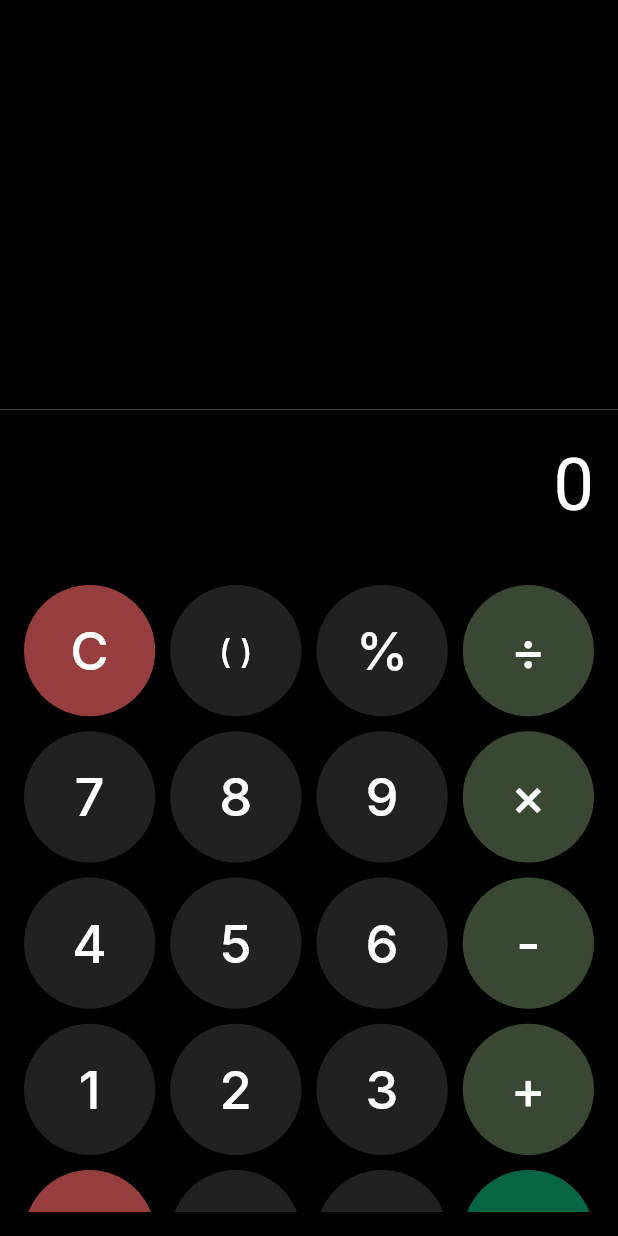
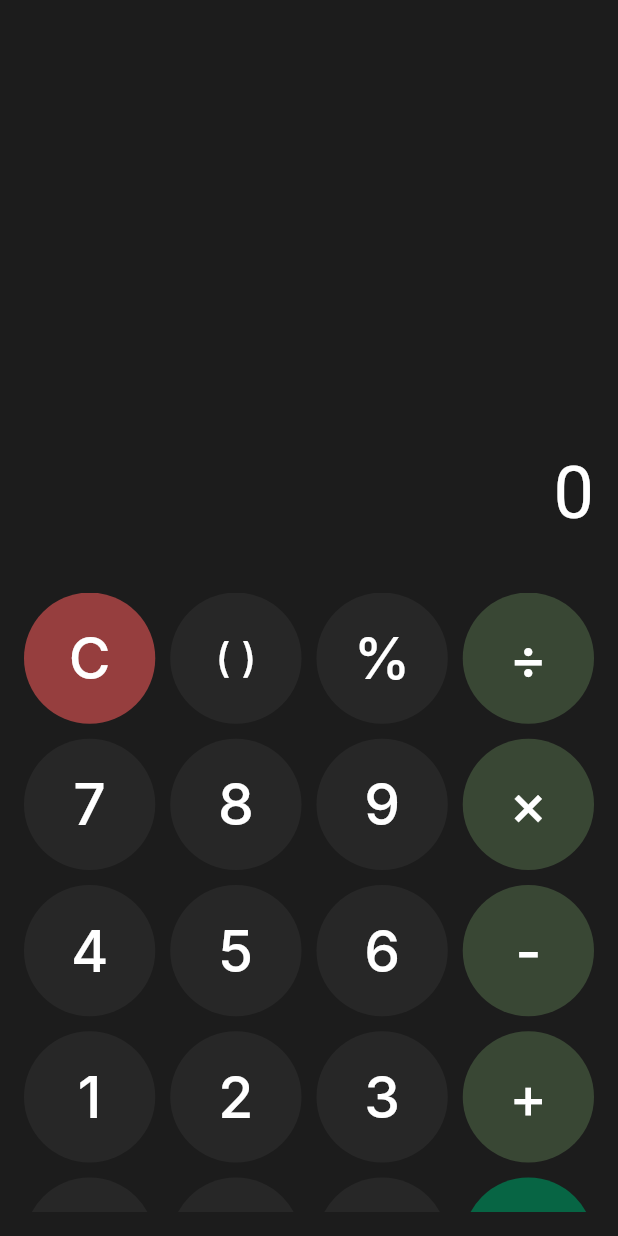
Before and after one commit to Truongson-erorr/flutter_calculator_CaoNienTruongSon, a Flutter app: the screen it shows after launch, on a phone screen of 412 x 824 dp. Run offline on Flutter 3.47's test engine with Material 3 defaults, Android fonts, the light colour scheme and no system bars; our stand-ins replace math_expressions; Roboto replaces fonts that are missing (Inter).

Commit message:
Complete the entire interface and functionality of the computer

```diff
--- a/lib/screens/calculator_logic.dart
+++ b/lib/screens/calculator_logic.dart
@@ -1,4 +1,3 @@
-import 'package:flutter/material.dart';
 import 'package:math_expressions/math_expressions.dart';
 
 class CalculatorLogic {
@@ -24,9 +23,6 @@ class CalculatorLogic {
         case "C":
           _clear(); // Clear all
           return;
-        case "CE":
-          _clearEnd(); // Delete last character
-          return;
         case "±":
           _toggleSign(); // Change sign of last number
           break;
@@ -34,7 +30,7 @@ class CalculatorLogic {
           _percent(); // Convert last number to percentage
           break;
         case "( )":
-          _brackets(); // Add brackets
+          _brackets(); // Add brackets dynamically
           break;
       }
     }
@@ -109,16 +105,6 @@ class CalculatorLogic {
     _justCalculated = false;
   }
 
-  // Delete last character (CE)
-  void _clearEnd() {
-    if (_equation.isNotEmpty) {
-      _equation = _equation.substring(0, _equation.length - 1);
-      display = _equation.isEmpty ? "0" : _equation;
-    } else {
-      display = "0";
-    }
-  }
-
   // Change sign of last number
   void _toggleSign() {
     if (_equation.isEmpty) return;
@@ -149,9 +135,22 @@ class CalculatorLogic {
     }
   }
 
-  // Add brackets ()
+  // Add brackets dynamically
   void _brackets() {
-    _equation += "()";
+    int openCount = '('.allMatches(_equation).length;
+    int closeCount = ')'.allMatches(_equation).length;
+
+    if (_equation.isEmpty || RegExp(r'[\+\-\×\÷\(]').hasMatch(_equation[_equation.length - 1])) {
+      // Start a new bracket
+      _equation += '(';
+    }else if (openCount > closeCount) {
+      // Close the last open bracket
+      _equation += ')';
+    } else {
+      // Insert multiplication before bracket if needed
+      _equation += '×(';
+    }
+
     display = _equation;
   }
 
--- a/lib/screens/calculator_screen.dart
+++ b/lib/screens/calculator_screen.dart
@@ -5,6 +5,7 @@ void main() {
   runApp(const MyApp());
 }
 
+/// Main App
 class MyApp extends StatelessWidget {
   const MyApp({super.key});
 
@@ -22,6 +23,7 @@ class MyApp extends StatelessWidget {
   }
 }
 
+/// Calculator Screen
 class CalculatorScreen extends StatefulWidget {
   const CalculatorScreen({super.key});
 
@@ -31,63 +33,61 @@ class CalculatorScreen extends StatefulWidget {
 
 class _CalculatorScreenState extends State<CalculatorScreen> {
   final logic = CalculatorLogic();
-  String _display = '0';        // Current value shown on the main display
-  List<String> _history = [];   // List to store calculation history
+  String _display = '0';
+  final List<String> _history = [];
 
-  // This function is called whenever a calculator button is pressed
+  static const List<String> buttons = [
+    'C', '( )', '%', '÷',
+    '7', '8', '9', '×',
+    '4', '5', '6', '-',
+    '1', '2', '3', '+',
+    '+/-', '0', '.', '=',
+  ];
+
+  /// Handle button press
   void _onButtonPressed(String value) {
     setState(() {
       logic.onButtonPress(value);
 
-      // If user presses '=', store the completed equation + result in history
+      // Store completed equation + result in history
       if (value == '=') {
         _history.add(logic.equationWithResult);
       }
 
-      // Update the main display with the latest value
+      // Update main display
       _display = logic.display;
     });
   }
 
   @override
   Widget build(BuildContext context) {
-    final buttons = [
-      'C', '( )', '%', '÷',
-      '7', '8', '9', '×',
-      '4', '5', '6', '-',
-      '1', '2', '3', '+',
-      'CE', '0', '.', '=',
-    ];
-
     return Scaffold(
+      backgroundColor: const Color(0xFF1C1C1C),
       body: SafeArea(
         child: Column(
           children: [
-            // History display (scrollable, newest on top)
+            /// History section
             Expanded(
               flex: 1,
               child: Container(
                 padding: const EdgeInsets.symmetric(horizontal: 12, vertical: 8),
-                color: Colors.black,
-                child: ListView.builder(
-                  reverse: true, // show latest at top
-                  itemCount: _history.length,
-                  itemBuilder: (context, index) {
-                    return Text(
-                      _history[_history.length - 1 - index],
-                      style: const TextStyle(color: Colors.grey, fontSize: 18),
-                      textAlign: TextAlign.right,
-                    );
-                  },
+                child: ListView(
+                  reverse: true,
+                  children: _history.reversed
+                      .map((item) => Text(
+                            item,
+                            textAlign: TextAlign.right,
+                            style: const TextStyle(color: Colors.grey, fontSize: 18),
+                          ))
+                      .toList(),
                 ),
               ),
             ),
 
-            // Main calculator display
+            /// Main Display
             Container(
               padding: const EdgeInsets.all(16),
               alignment: Alignment.bottomRight,
-              color: Colors.black,
               child: SingleChildScrollView(
                 scrollDirection: Axis.horizontal,
                 reverse: true,
@@ -98,12 +98,11 @@ class _CalculatorScreenState extends State<CalculatorScreen> {
               ),
             ),
 
-            // Calculator buttons
+            /// Buttons
             Container(
-              width: double.infinity,
-              height: 450,
+              width: 440,
+              height: 445,
               padding: const EdgeInsets.all(16),
-              color: Colors.black,
               child: GridView.builder(
                 itemCount: buttons.length,
                 physics: const NeverScrollableScrollPhysics(),
@@ -111,46 +110,10 @@ class _CalculatorScreenState extends State<CalculatorScreen> {
                   crossAxisCount: 4,
                   mainAxisSpacing: 10,
                   crossAxisSpacing: 10,
-                  childAspectRatio: 1,
                 ),
                 itemBuilder: (context, index) {
-                  final buttonText = buttons[index];
-
-                  // Determine button color
-                  Color buttonColor;
-                  if (buttonText == 'C' || buttonText == 'CE') {
-                    buttonColor = const Color(0xFF963E3E);
-                  } else if (['÷', '×', '-', '+'].contains(buttonText)) {
-                    buttonColor = const Color(0xFF394734);
-                  } else if (buttonText == '=') {
-                    buttonColor = const Color(0xFF076544);
-                  } else {
-                    buttonColor = Colors.grey.shade900;
-                  }
-
-                  // Build each calculator button
-                  return ElevatedButton(
-                    style: ElevatedButton.styleFrom(
-                      backgroundColor: buttonColor,
-                      shape: RoundedRectangleBorder(
-                        borderRadius: BorderRadius.circular(100),
-                      ),
-                    ),
-                    onPressed: () => _onButtonPressed(buttonText),
-                    child: Text(
-                      buttonText,
-                      style: TextStyle(
-                        fontFamily: 'Inter',
-                        fontSize: buttonText == 'CE'
-                            ? 20
-                            : buttonText == '( )'
-                                ? 22
-                                : 35,
-                        color: Colors.white,
-                      ),
-                      textAlign: TextAlign.center,
-                    ),
-                  );
+                  final btn = buttons[index];
+                  return _buildButton(btn);
                 },
               ),
             ),
@@ -159,4 +122,43 @@ class _CalculatorScreenState extends State<CalculatorScreen> {
       ),
     );
   }
+
+  /// Build each calculator button
+  Widget _buildButton(String text) {
+    Color color;
+
+    if (text == 'C') {
+      color = const Color(0xFF963E3E);
+    } else if (['÷', '×', '-', '+'].contains(text)) {
+      color = const Color(0xFF394734);
+    } else if (text == '=') {
+      color = const Color(0xFF076544);
+    } else {
+      color = const Color(0xFF272727);
+    }
+
+    return ElevatedButton(
+      style: ElevatedButton.styleFrom(
+        backgroundColor: color,
+        shape: RoundedRectangleBorder(
+          borderRadius: BorderRadius.circular(100),
+        ),
+        elevation: 0, // Remove default shadow
+        shadowColor: Colors.transparent, // Ensure no shadow
+      ),
+      onPressed: () => _onButtonPressed(text),
+      child: Text(
+        text,
+        style: TextStyle(
+          fontFamily: 'Inter',
+          fontSize: text == '+/-'
+              ? 20
+              : text == '( )'
+                ? 27
+                : 38,
+          color: Colors.white,
+        ),
+      ),
+    );
+  }
 }
```
